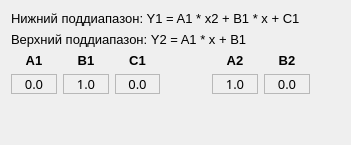
First picture: the form in src/ui/calibration_model_coeffs.ui, repository hermit71/117-3-2099, before the edit.
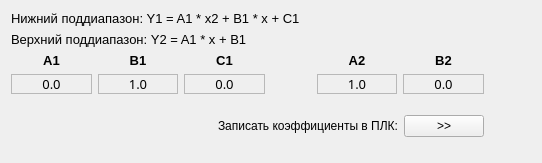
Second picture: the form after the edit.

Commit message: Calibration widget: write coeffs to PLC

```diff
--- a/src/ui/calibration_model_coeffs.ui
+++ b/src/ui/calibration_model_coeffs.ui
@@ -2,6 +2,14 @@
 <ui version="4.0">
  <class>coeffs_header</class>
  <widget class="QFrame" name="coeffs_header">
+  <property name="geometry">
+   <rect>
+    <x>0</x>
+    <y>0</y>
+    <width>542</width>
+    <height>163</height>
+   </rect>
+  </property>
   <property name="windowTitle">
    <string>Frame</string>
   </property>
@@ -9,7 +17,7 @@
    <item>
     <layout class="QHBoxLayout" name="horizontalLayout" stretch="10,1">
      <item>
-      <layout class="QVBoxLayout" name="verticalLayout" stretch="2,2,10,0">
+      <layout class="QVBoxLayout" name="verticalLayout" stretch="2,2,10,0,0,0">
        <item>
         <widget class="QLabel" name="label">
          <property name="font">
@@ -254,6 +262,50 @@
          </item>
         </layout>
        </item>
+       <item>
+        <spacer name="verticalSpacer_2">
+         <property name="orientation">
+          <enum>Qt::Orientation::Vertical</enum>
+         </property>
+         <property name="sizeHint" stdset="0">
+          <size>
+           <width>20</width>
+           <height>40</height>
+          </size>
+         </property>
+        </spacer>
+       </item>
+       <item>
+        <layout class="QHBoxLayout" name="horizontalLayout_2" stretch="0,0,0">
+         <item>
+          <spacer name="horizontalSpacer_2">
+           <property name="orientation">
+            <enum>Qt::Orientation::Horizontal</enum>
+           </property>
+           <property name="sizeHint" stdset="0">
+            <size>
+             <width>20</width>
+             <height>20</height>
+            </size>
+           </property>
+          </spacer>
+         </item>
+         <item>
+          <widget class="QLabel" name="label_4">
+           <property name="text">
+            <string>Записать коэффициенты в ПЛК:</string>
+           </property>
+          </widget>
+         </item>
+         <item>
+          <widget class="QPushButton" name="btn_write_to_PLC">
+           <property name="text">
+            <string>&gt;&gt;</string>
+           </property>
+          </widget>
+         </item>
+        </layout>
+       </item>
        <item>
         <spacer name="verticalSpacer">
          <property name="orientation">
```
The commit also changes 6 other files.
